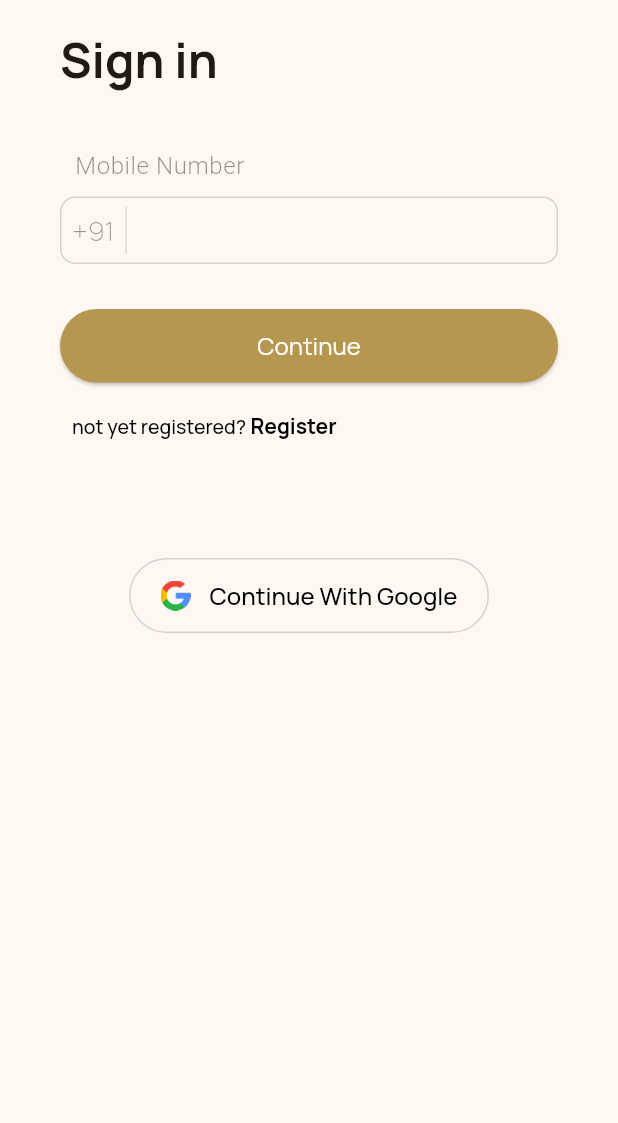
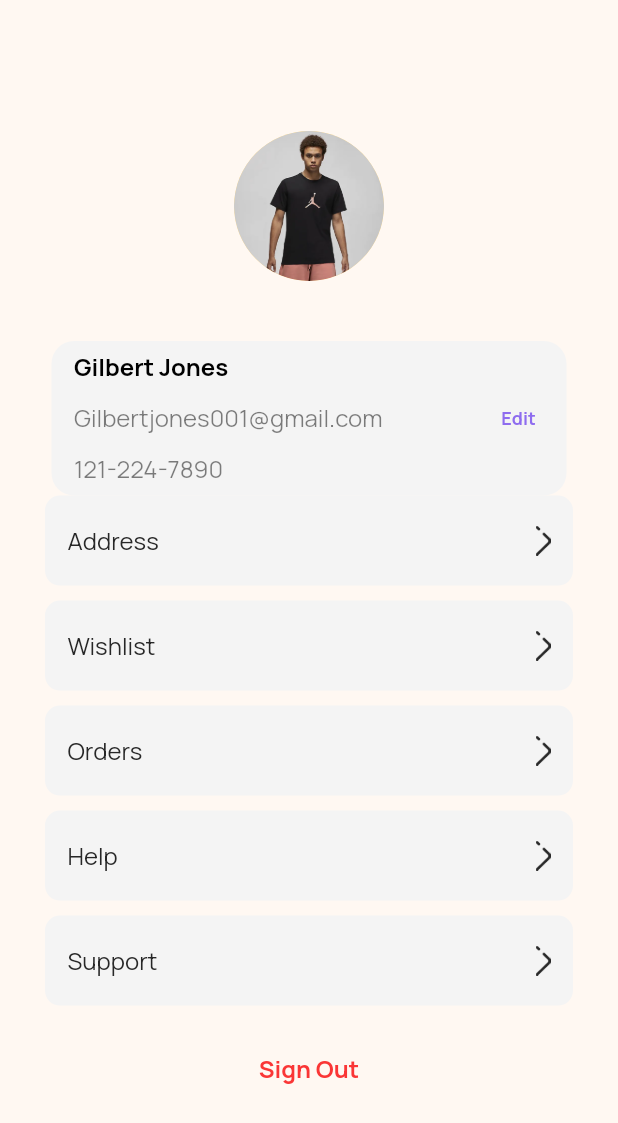
Before and after one commit to S1mple777/al_nuim, a Flutter app: the screen it shows after launch, on a phone screen of 412 x 824 dp. Shown: the top 1123 px of the screen. Run offline on Flutter 3.47's test engine with Material 3 defaults, Android fonts, the phone set to English and light mode, and no system bars; our stand-ins replace flutter_easyloading, google_fonts.

Commit message:
Account Screens Build

```diff
--- a/lib/View/dashboard_screen.dart
+++ b/lib/View/dashboard_screen.dart
@@ -16,6 +16,7 @@ class DashBoard extends StatefulWidget {
 class _DashBoardState extends State<DashBoard> {
   @override
   Widget build(BuildContext context) {
+
     return DefaultTabController(
       length: context.watch<DashBoardController>().homeList.length,
       child: SafeArea(
--- /dev/null
+++ b/lib/View/profile_screen.dart
@@ -0,0 +1,152 @@
+import 'package:al_nuim/controller/dashboard_controller.dart';
+import 'package:al_nuim/modal/common_modal.dart';
+import 'package:al_nuim/utility/appTheme.dart';
+import 'package:al_nuim/utility/common_widget.dart';
+import 'package:flutter/cupertino.dart';
+import 'package:flutter/material.dart';
+import 'package:flutter/rendering.dart';
+import 'package:flutter/widgets.dart';
+import 'package:provider/provider.dart';
+
+import '../utility/common_buttons.dart';
+import 'add_address_screen.dart';
+import 'address_screen.dart';
+
+class ProfileScreen extends StatelessWidget {
+  const ProfileScreen({super.key});
+
+  @override
+  Widget build(BuildContext context) {
+    List<ProfileModal> ofProfile = [
+      ProfileModal(
+          text: "Address",
+          ontap: () {
+            Navigator.push(context,
+                MaterialPageRoute(builder: (context) => AddressScreen()));
+          }),
+      ProfileModal(
+          text: "Wishlist",
+          ontap: () {
+            Navigator.push(context,
+                MaterialPageRoute(builder: (context) => AddressScreen()));
+          }),
+      ProfileModal(
+          text: "Orders",
+          ontap: () {
+            Navigator.push(context,
+                MaterialPageRoute(builder: (context) => AddressScreen()));
+          }),
+      ProfileModal(
+          text: "Help",
+          ontap: () {
+            Navigator.push(context,
+                MaterialPageRoute(builder: (context) => AddressScreen()));
+          }),
+      ProfileModal(
+          text: "Support",
+          ontap: () {
+            Navigator.push(context,
+                MaterialPageRoute(builder: (context) => AddressScreen()));
+          })
+    ];
+    return Scaffold(
+      body: SizedBox(
+        width: double.infinity,
+        child: Column(
+          mainAxisAlignment: MainAxisAlignment.center,
+          crossAxisAlignment: CrossAxisAlignment.center,
+          children: [
+            CircleAvatar(
+              backgroundImage: ExactAssetImage("assets/images/profile.png"),
+              radius: 50,
+            ),
+            SizedBox(
+              height: 40,
+            ),
+            Container(
+              height: MediaQuery.sizeOf(context).height / 8,
+              width: MediaQuery.sizeOf(context).width / 1.2,
+              decoration: BoxDecoration(
+                  borderRadius: BorderRadius.circular(15),
+                  color: AppColor.textFieldGrey),
+              child: Padding(
+                padding: const EdgeInsets.only(left: 15),
+                child: Column(
+                  mainAxisAlignment: MainAxisAlignment.center,
+                  crossAxisAlignment: CrossAxisAlignment.start,
+                  children: [
+                    Text(
+                      "Gilbert Jones",
+                      style: Theme.of(context).textTheme.displaySmall!.copyWith(
+                          color: Colors.black, fontWeight: FontWeight.w700),
+                    ),
+                    Row(
+                      mainAxisAlignment: MainAxisAlignment.spaceBetween,
+                      children: [
+                        Text(
+                          "Gilbertjones001@gmail.com",
+                          style: Theme.of(context)
+                              .textTheme
+                              .displaySmall!
+                              .copyWith(
+                                  color: Colors.black.withOpacity(0.5),
+                                  fontWeight: FontWeight.normal),
+                        ),
+                        CommonTextButtons.commonTextbuttons(
+                          context,
+                          text: 'Edit',
+                          textstyle: Theme.of(context)
+                              .textTheme
+                              .displaySmall!
+                              .copyWith(
+                                  color: Color(0xff8E6CEF),
+                                  fontWeight: FontWeight.w700,
+                                  fontSize: 12),
+                        )
+                      ],
+                    ),
+                    Text(
+                      "121-224-7890",
+                      style: Theme.of(context).textTheme.displaySmall!.copyWith(
+                          color: Colors.black.withOpacity(0.5),
+                          fontWeight: FontWeight.normal),
+                    )
+                  ],
+                ),
+              ),
+            ),
+            SizedBox(
+              height: MediaQuery.sizeOf(context).height / 2.3,
+              child: ListView.separated(
+                  separatorBuilder: (context, index) {
+                    return SizedBox(
+                      height: 10,
+                    );
+                  },
+                  itemCount: ofProfile.length,
+                  itemBuilder: (context, index) {
+                    return InkWell(
+                      onTap: () {
+                        ofProfile[index].ontap();
+                      },
+                      child: CommonButtons(
+                        text: ofProfile[index].text,
+                        icon: "assets/images/arrow_forward.png",
+                      ),
+                    );
+                  }),
+            ),
+            CommonTextButtons.commonTextbuttons(
+              context,
+              text: 'Sign Out',
+              textstyle: Theme.of(context).textTheme.displaySmall!.copyWith(
+                    color: Color(0xffFA3636),
+                    fontWeight: FontWeight.w700,
+                  ),
+            )
+          ],
+        ),
+      ),
+    );
+  }
+}
--- a/lib/controller/dashboard_controller.dart
+++ b/lib/controller/dashboard_controller.dart
@@ -1,10 +1,12 @@
 import 'package:al_nuim/modal/common_modal.dart';
 import 'package:al_nuim/utility/string_ext.dart';
+import 'package:al_nuim/view/add_address_screen.dart';
 import 'package:flutter/cupertino.dart';
+import 'package:flutter/material.dart';
 
 class DashBoardController extends ChangeNotifier {
   List<CommonModal> _ofHomeWidget = [
-    CommonModal(name: "home".png, titile: "Home"),
+    CommonModal(name: "home".png, titile: "Home",),
     CommonModal(name: "box".png, titile: "Bulk Order"),
     CommonModal(name: "cart".png, titile: "Cart"),
     CommonModal(name: "user".png, titile: "Account")
@@ -16,4 +18,6 @@ class DashBoardController extends ChangeNotifier {
     i = value;
     notifyListeners();
   }
+
+
 }
--- /dev/null
+++ b/lib/controller/profile_controller.dart
@@ -0,0 +1,16 @@
+import 'package:al_nuim/modal/common_modal.dart';
+import 'package:al_nuim/utility/string_ext.dart';
+import 'package:flutter/cupertino.dart';
+
+class ProfileController extends ChangeNotifier {
+
+  List<AddressModal> ofAddress = [
+    AddressModal(text: "Default"),
+    AddressModal(text: "Edit"),
+  ];
+GlobalKey<FormState> addAddress = GlobalKey<FormState>();
+    final addressController = TextEditingController();
+      final cityController = TextEditingController();
+        final stateController = TextEditingController();
+          final zipcodeController = TextEditingController();
+}
--- a/lib/main.dart
+++ b/lib/main.dart
@@ -1,3 +1,4 @@
+import 'package:al_nuim/controller/profile_controller.dart';
 import 'package:al_nuim/view/splash_screen.dart';
 import 'package:al_nuim/View/signin_screen.dart';
 import 'package:al_nuim/view/dashboard_screen.dart';
@@ -7,6 +8,10 @@ import 'package:flutter/material.dart';
 import 'package:flutter_easyloading/flutter_easyloading.dart';
 import 'package:google_fonts/google_fonts.dart';
 import 'package:provider/provider.dart';
+
+import 'view/add_address_screen.dart';
+import 'view/address_screen.dart';
+import 'view/profile_screen.dart';
 
 void main() async {
   // WidgetsFlutterBinding.ensureInitialized();
@@ -24,6 +29,7 @@ class MyApp extends StatelessWidget {
       providers: [
         ChangeNotifierProvider(create: (_) => SignInController()),
         ChangeNotifierProvider(create: (_) => DashBoardController()),
+        ChangeNotifierProvider(create: (_) => ProfileController()),
       ],
       child: MaterialApp(
         builder: EasyLoading.init(
@@ -65,7 +71,7 @@ class MyApp extends StatelessWidget {
               seedColor: const Color.fromARGB(255, 182, 151, 79)),
           useMaterial3: true,
         ),
-        home: const SigninScreen(),
+        home: const ProfileScreen(),
       ),
     );
   }
--- a/lib/modal/common_modal.dart
+++ b/lib/modal/common_modal.dart
@@ -6,3 +6,15 @@ class CommonModal {
     required this.titile,
   });
 }
+
+class ProfileModal {
+  String text;
+  Function ontap;
+  ProfileModal({required this.text, required this.ontap});
+}
+
+class AddressModal {
+  String text;
+
+  AddressModal({required this.text});
+}
--- a/lib/utility/appTheme.dart
+++ b/lib/utility/appTheme.dart
@@ -5,4 +5,6 @@ class AppColor {
   static Color lightGreycolor = const Color.fromRGBO(210, 210, 210, 1);
   static Color textFieldGrey = const Color.fromARGB(255, 244, 244, 244);
   static Color lightGreyTextColor = const Color(0xff272727).withOpacity(0.5);
+  static Color appLogocolor = const Color.fromRGBO(182, 151, 78, 1);
+
 }
--- /dev/null
+++ b/lib/utility/common_buttons.dart
@@ -0,0 +1,43 @@
+import 'package:al_nuim/utility/appTheme.dart';
+import 'package:al_nuim/utility/size_config.dart';
+import 'package:flutter/material.dart';
+
+class CommonButtons extends StatelessWidget {
+  final String? text;
+  final String? icon;
+  const CommonButtons({this.text, this.icon, super.key});
+
+  @override
+  Widget build(BuildContext context) {
+    return Padding(
+      padding: const EdgeInsets.symmetric(horizontal: 30),
+      child: Container(
+        height: 60,
+        width: MediaQuery.sizeOf(context).width / 3,
+        decoration: BoxDecoration(
+            borderRadius: BorderRadius.circular(10),
+            color: AppColor.textFieldGrey),
+        child: Row(
+          mainAxisAlignment: MainAxisAlignment.spaceBetween,
+          children: [
+            Padding(
+              padding: const EdgeInsets.only(left: 15),
+              child: Text(
+                text!,
+                style: Theme.of(context).textTheme.displaySmall!.copyWith(
+                    color: AppColor.mediumBlack, fontWeight: FontWeight.normal),
+              ),
+            ),
+            Padding(
+              padding: const EdgeInsets.only(right: 15),
+              child: Image.asset(
+                icon!,
+                height: 20,
+              ),
+            ),
+          ],
+        ),
+      ),
+    );
+  }
+}
--- a/lib/utility/common_widget.dart
+++ b/lib/utility/common_widget.dart
@@ -27,3 +27,37 @@ class CommonWidget {
     );
   }
 }
+
+class CommonTextButtons {
+  static Widget commonTextbuttons(
+    BuildContext context, {
+    required String text,
+    required TextStyle textstyle,
+  }) {
+    return TextButton(
+        onPressed: () {},
+        style: ButtonStyle(
+          padding: MaterialStatePropertyAll(EdgeInsets.zero),
+          backgroundColor: MaterialStatePropertyAll(Colors.transparent),
+          overlayColor: MaterialStatePropertyAll(Colors.transparent),
+        ),
+        child: Text(
+          text,
+          style: textstyle,
+        ));
+  }
+}
+
+class CommonAppBar {
+  static Widget commonAppbar() {
+    return AppBar(
+      title: Text("Address"),
+      leading: CircleAvatar(
+        backgroundColor: AppColor.textFieldGrey,
+        child: Icon(Icons.arrow_back_ios_new_rounded),
+        radius: 40,
+
+      ),
+    );
+  }
+}
```
Also changed, not shown: lib/View/add_address_screen.dart (added, +158 -0 lines), lib/View/address_screen.dart (added, +140 -0 lines), assets/images/arrow_forward.png (added), assets/images/profile.png (added).
